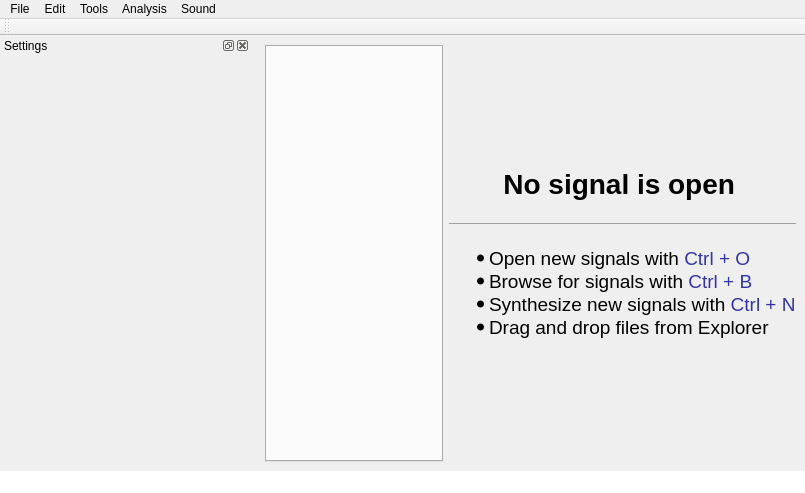
First picture: the form in Graphic_Interface/UI_Files/MainWindow.ui, repository ECMora/SoundLab, before the edit.
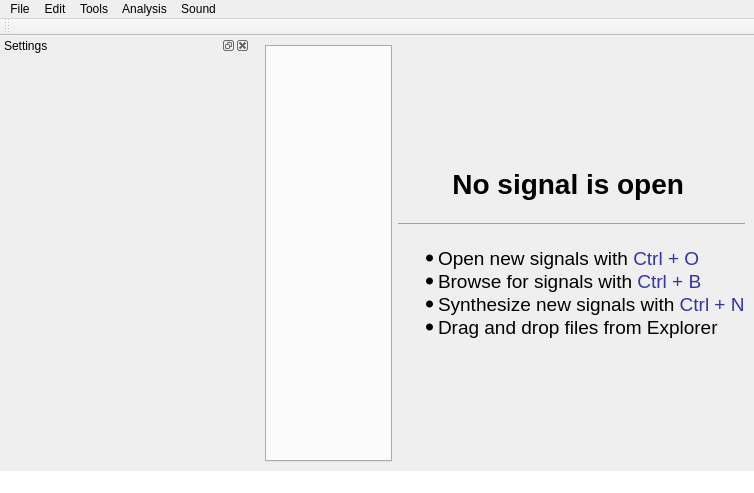
Second picture: the form after the edit. Icons and pictures are not drawn. Custom widgets are drawn as their Qt base class.

```diff
--- a/Graphic_Interface/UI_Files/MainWindow.ui
+++ b/Graphic_Interface/UI_Files/MainWindow.ui
@@ -9,7 +9,7 @@
    <rect>
     <x>0</x>
     <y>0</y>
-    <width>805</width>
+    <width>752</width>
     <height>493</height>
    </rect>
   </property>
@@ -113,7 +113,7 @@
     <rect>
      <x>0</x>
      <y>0</y>
-     <width>805</width>
+     <width>752</width>
      <height>21</height>
     </rect>
    </property>
```
